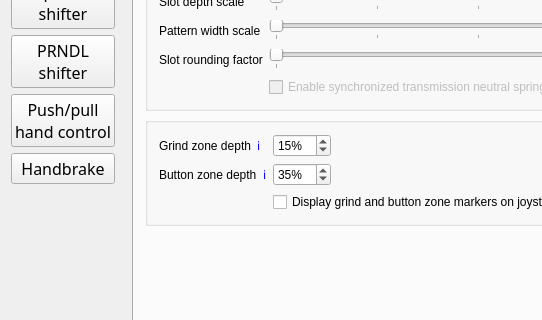
First picture: the form in BonusFFB/BonusFFB.ui, repository kgmonteith/BonusFFB, before the edit; both pictures show x 0 to 542 and y 255 to 575 of the 901 by 695 pixel window.
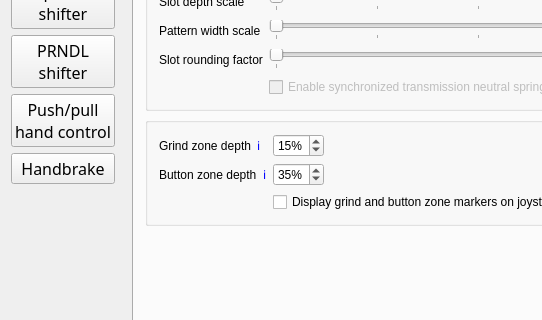
Second picture: the form after the edit. Icons and pictures are not drawn.

```diff
--- a/BonusFFB/BonusFFB.ui
+++ b/BonusFFB/BonusFFB.ui
@@ -824,10 +824,13 @@
                   <string>%</string>
                  </property>
                  <property name="minimum">
-                  <number>0</number>
+                  <number>20</number>
                  </property>
                  <property name="maximum">
-                  <number>100</number>
+                  <number>90</number>
+                 </property>
+                 <property name="singleStep">
+                  <number>5</number>
                  </property>
                  <property name="value">
                   <number>35</number>
@@ -874,10 +877,13 @@
                   <string>%</string>
                  </property>
                  <property name="minimum">
-                  <number>0</number>
+                  <number>10</number>
                  </property>
                  <property name="maximum">
-                  <number>100</number>
+                  <number>80</number>
+                 </property>
+                 <property name="singleStep">
+                  <number>5</number>
                  </property>
                  <property name="value">
                   <number>15</number>
```
